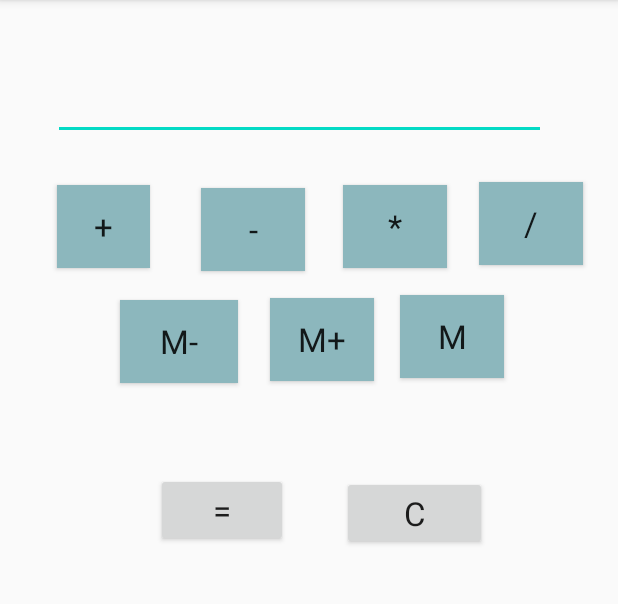
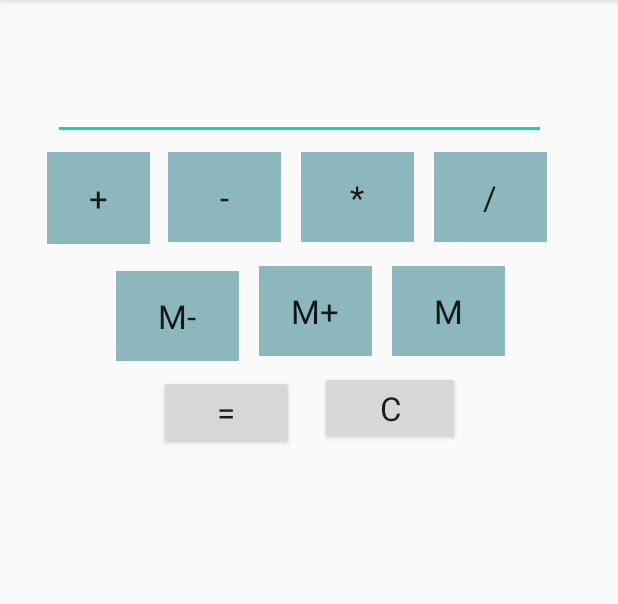
Before and after one commit to Nathaly-Fernandez/Programacion_Movil, an Android app: the screen it shows after launch (MainActivity), on a phone screen of 412 x 824 dp, the part 84-688 px from its top. Run offline under Robolectric (Android 15) with nearby library versions, the phone set to English and light mode, and no system bars.

Commit message:
Update activity_main.xml

```diff
--- a/3.CodigoFuente/Programas Movil/app/src/main/res/layout/activity_main.xml
+++ b/3.CodigoFuente/Programas Movil/app/src/main/res/layout/activity_main.xml
@@ -7,15 +7,78 @@
     tools:context=".MainActivity">
 
     <Button
+        android:id="@+id/btnBorrado"
+        style="@style/Widget.AppCompat.Button"
+        android:layout_width="wrap_content"
+        android:layout_height="wrap_content"
+        android:layout_below="@+id/btnMmas"
+        android:layout_alignParentEnd="true"
+        android:layout_marginStart="17dp"
+        android:layout_marginTop="10dp"
+        android:layout_marginEnd="105dp"
+        android:layout_toEndOf="@+id/btnIgual"
+        android:text="C"
+        android:textAppearance="@style/TextAppearance.AppCompat.Large"
+        tools:layout_editor_absoluteX="189dp"
+        tools:layout_editor_absoluteY="424dp" />
+
+    <Button
+        android:id="@+id/btnSuma"
+        style="@android:style/Widget.Material.Light.Button.Borderless.Colored"
+        android:layout_width="71dp"
+        android:layout_height="61dp"
+        android:layout_below="@+id/txtNumero"
+        android:layout_alignParentStart="true"
+        android:layout_marginStart="31dp"
+        android:layout_marginTop="8dp"
+        android:layout_marginEnd="12dp"
+        android:layout_toStartOf="@+id/btnResta"
+        android:background="#8CB7BD"
+        android:text="+"
+        android:textAppearance="@style/TextAppearance.AppCompat.Large"
+        tools:layout_editor_absoluteX="24dp"
+        tools:layout_editor_absoluteY="317dp" />
+
+    <Button
+        android:id="@+id/btnResta"
+        style="@android:style/Widget.DeviceDefault.Button.Borderless.Colored"
+        android:layout_width="75dp"
+        android:layout_height="60dp"
+        android:layout_below="@+id/txtNumero"
+        android:layout_marginTop="8dp"
+        android:layout_marginEnd="13dp"
+        android:layout_toStartOf="@+id/btnMulti"
+        android:background="#8CB7BD"
+        android:text="-"
+        android:textAppearance="@style/TextAppearance.AppCompat.Large"
+        tools:layout_editor_absoluteX="108dp"
+        tools:layout_editor_absoluteY="317dp" />
+
+    <Button
+        android:id="@+id/btnDiv"
+        style="@android:style/Widget.DeviceDefault.Button.Borderless.Colored"
+        android:layout_width="75dp"
+        android:layout_height="60dp"
+        android:layout_below="@+id/txtNumero"
+        android:layout_alignParentEnd="true"
+        android:layout_marginTop="8dp"
+        android:layout_marginEnd="47dp"
+        android:background="#8CB7BD"
+        android:text="/"
+        android:textAppearance="@style/TextAppearance.AppCompat.Large"
+        tools:layout_editor_absoluteX="274dp"
+        tools:layout_editor_absoluteY="317dp" />
+
+    <Button
         android:id="@+id/btnMmenos"
-        style="@style/Widget.AppCompat.Button.Colored"
-        android:layout_width="69dp"
-        android:layout_height="55dp"
+        style="@android:style/Widget.DeviceDefault.Button.Borderless.Colored"
+        android:layout_width="75dp"
+        android:layout_height="60dp"
         android:layout_below="@+id/btnSuma"
         android:layout_alignParentStart="true"
-        android:layout_marginStart="80dp"
-        android:layout_marginTop="21dp"
-        android:layout_marginEnd="21dp"
+        android:layout_marginStart="77dp"
+        android:layout_marginTop="18dp"
+        android:layout_marginEnd="13dp"
         android:layout_toStartOf="@+id/btnMmas"
         android:background="#8CB7BD"
         android:text="M-"
@@ -25,12 +88,12 @@
 
     <Button
         android:id="@+id/btnMmas"
-        style="@style/Widget.AppCompat.Button.Colored"
-        android:layout_width="69dp"
-        android:layout_height="55dp"
+        style="@android:style/Widget.DeviceDefault.Button.Borderless.Colored"
+        android:layout_width="75dp"
+        android:layout_height="60dp"
         android:layout_below="@+id/btnResta"
-        android:layout_marginTop="18dp"
-        android:layout_marginEnd="17dp"
+        android:layout_marginTop="16dp"
+        android:layout_marginEnd="13dp"
         android:layout_toStartOf="@+id/btnM"
         android:background="#8CB7BD"
         android:text="M+"
@@ -40,13 +103,13 @@
 
     <Button
         android:id="@+id/btnM"
-        style="@style/Widget.AppCompat.Button.Colored"
-        android:layout_width="69dp"
-        android:layout_height="55dp"
+        style="@android:style/Widget.DeviceDefault.Button.Borderless.Colored"
+        android:layout_width="75dp"
+        android:layout_height="60dp"
         android:layout_below="@+id/btnMulti"
         android:layout_alignParentEnd="true"
-        android:layout_marginTop="18dp"
-        android:layout_marginEnd="76dp"
+        android:layout_marginTop="16dp"
+        android:layout_marginEnd="75dp"
         android:background="#8CB7BD"
         android:text="M"
         android:textAppearance="@style/TextAppearance.AppCompat.Large"
@@ -55,87 +118,26 @@
 
     <Button
         android:id="@+id/btnIgual"
-        android:layout_width="wrap_content"
-        android:layout_height="wrap_content"
+        style="@style/Widget.AppCompat.Button"
+        android:layout_width="90dp"
+        android:layout_height="50dp"
         android:layout_below="@+id/btnMmenos"
         android:layout_alignParentStart="true"
-        android:layout_marginStart="104dp"
-        android:layout_marginTop="60dp"
+        android:layout_marginStart="106dp"
+        android:layout_marginTop="9dp"
         android:text="="
         android:textAppearance="@style/TextAppearance.AppCompat.Large"
         tools:layout_editor_absoluteX="78dp"
         tools:layout_editor_absoluteY="424dp" />
 
     <Button
-        android:id="@+id/btnBorrado"
-        android:layout_width="82dp"
-        android:layout_height="wrap_content"
-        android:layout_below="@+id/btnMmas"
-        android:layout_alignParentEnd="true"
-        android:layout_marginStart="36dp"
-        android:layout_marginTop="63dp"
-        android:layout_marginEnd="87dp"
-        android:layout_toEndOf="@+id/btnIgual"
-        android:text="C"
-        android:textAppearance="@style/TextAppearance.AppCompat.Large"
-        tools:layout_editor_absoluteX="189dp"
-        tools:layout_editor_absoluteY="424dp" />
-
-    <Button
-        android:id="@+id/btnDiv"
-        style="@style/Widget.AppCompat.Button.Colored"
-        android:layout_width="69dp"
-        android:layout_height="55dp"
+        android:id="@+id/btnMulti"
+        style="@android:style/Widget.DeviceDefault.Button.Borderless.Colored"
+        android:layout_width="75dp"
+        android:layout_height="60dp"
         android:layout_below="@+id/txtNumero"
-        android:layout_alignParentEnd="true"
-        android:layout_marginTop="28dp"
-        android:layout_marginEnd="23dp"
-        android:background="#8CB7BD"
-        android:text="/"
-        android:textAppearance="@style/TextAppearance.AppCompat.Large"
-        tools:layout_editor_absoluteX="274dp"
-        tools:layout_editor_absoluteY="317dp" />
-
-    <Button
-        android:id="@+id/btnSuma"
-        style="@style/Widget.AppCompat.Button.Colored"
-        android:layout_width="69dp"
-        android:layout_height="55dp"
-        android:layout_below="@+id/txtNumero"
-        android:layout_alignParentStart="true"
-        android:layout_marginStart="38dp"
-        android:layout_marginTop="30dp"
-        android:layout_marginEnd="34dp"
-        android:layout_toStartOf="@+id/btnResta"
-        android:background="#8CB7BD"
-        android:text="+"
-        android:textAppearance="@style/TextAppearance.AppCompat.Large"
-        tools:layout_editor_absoluteX="24dp"
-        tools:layout_editor_absoluteY="317dp" />
-
-    <Button
-        android:id="@+id/btnResta"
-        style="@style/Widget.AppCompat.Button.Colored"
-        android:layout_width="69dp"
-        android:layout_height="55dp"
-        android:layout_below="@+id/txtNumero"
-        android:layout_marginTop="32dp"
-        android:layout_marginEnd="25dp"
-        android:layout_toStartOf="@+id/btnMulti"
-        android:background="#8CB7BD"
-        android:text="-"
-        android:textAppearance="@style/TextAppearance.AppCompat.Large"
-        tools:layout_editor_absoluteX="108dp"
-        tools:layout_editor_absoluteY="317dp" />
-
-    <Button
-        android:id="@+id/btnMulti"
-        style="@style/Widget.AppCompat.Button.Colored"
-        android:layout_width="69dp"
-        android:layout_height="55dp"
-        android:layout_below="@+id/txtNumero"
-        android:layout_marginTop="30dp"
-        android:layout_marginEnd="21dp"
+        android:layout_marginTop="8dp"
+        android:layout_marginEnd="13dp"
         android:layout_toStartOf="@+id/btnDiv"
         android:background="#8CB7BD"
         android:text="*"
```
